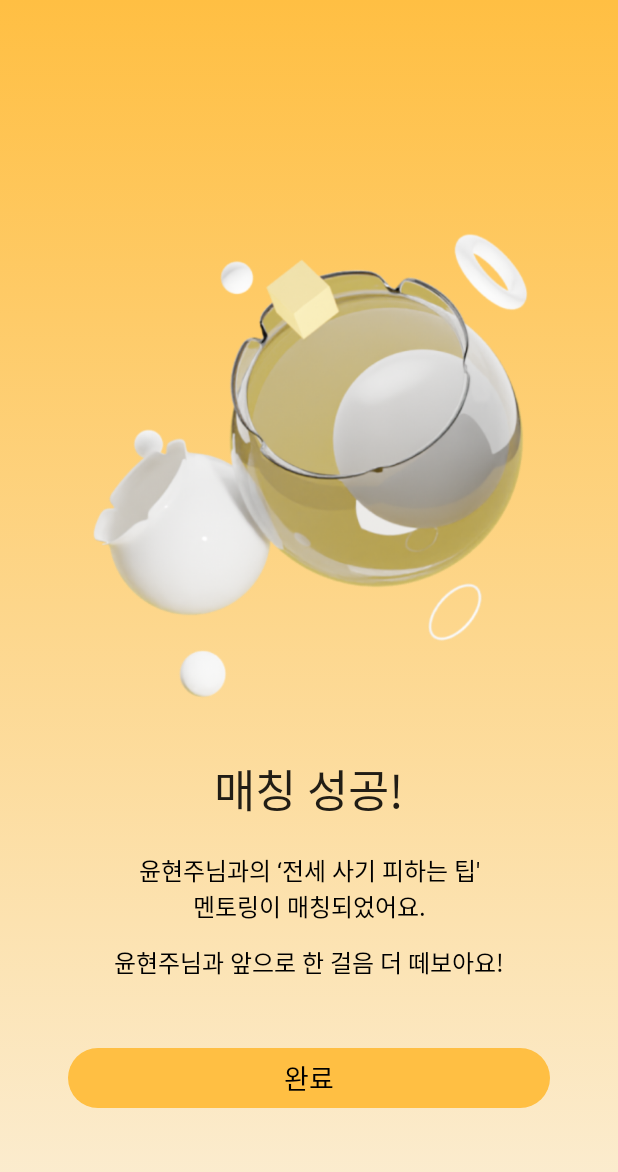
After one commit to 1jeongg/Juda-Kotlin, an Android app built with Jetpack Compose: the SuccessMatchScreen screen opened through its navigation route, on a phone screen of 412 x 824 dp. The commit adds this screen. Shown: the top 1172 px of the screen. Run offline under Robolectric (Android 15) with nearby library versions, the phone set to English and light mode, and no system bars; our stand-ins replace Dagger/Hilt's generated code, Firebase (no records; nobody signed in at launch, a user with empty details on screens opened directly); libraries missing offline, so code that uses them is left out: com.kakao.sdk; Roboto replaces fonts that are not available here.

Commit message:
design: make breakingEgg screen

```diff
--- a/app/src/main/java/com/example/juda_kotlin/app/presentation/navigation/NavGraph.kt
+++ b/app/src/main/java/com/example/juda_kotlin/app/presentation/navigation/NavGraph.kt
@@ -26,4 +26,5 @@ fun NavGraphBuilder.judaGraph(
     }
     composable(route = Screen.MenteeScreen.route) { MenteeScreen(navController) }
     composable(route = Screen.PostScreen.route) { PostScreen(navController)}
+    composable(route = Screen.SuccessMatchScreen.route) { SuccessMatchScreen(navController) }
 }
--- a/app/src/main/java/com/example/juda_kotlin/app/presentation/navigation/Screen.kt
+++ b/app/src/main/java/com/example/juda_kotlin/app/presentation/navigation/Screen.kt
@@ -9,4 +9,6 @@ sealed class Screen(val route: String) {
     object SmallCategoryScreen: Screen("small_category_screen")
     object MenteeScreen: Screen("mentee_screen")
     object PostScreen: Screen("post_screen")
+    object SuccessMatchScreen: Screen("success_match_screen")
+
 }
--- /dev/null
+++ b/app/src/main/java/com/example/juda_kotlin/app/presentation/view/SuccessMatchScreen.kt
@@ -0,0 +1,88 @@
+package com.example.juda_kotlin.app.presentation.view
+
+import androidx.compose.foundation.Image
+import androidx.compose.foundation.background
+import androidx.compose.foundation.clickable
+import androidx.compose.foundation.layout.*
+import androidx.compose.foundation.shape.RoundedCornerShape
+import androidx.compose.material.Text
+import androidx.compose.runtime.Composable
+import androidx.compose.ui.Alignment
+import androidx.compose.ui.Modifier
+import androidx.compose.ui.draw.clip
+import androidx.compose.ui.graphics.Brush
+import androidx.compose.ui.graphics.Color
+import androidx.compose.ui.res.painterResource
+import androidx.compose.ui.text.font.FontWeight
+import androidx.compose.ui.text.style.TextAlign
+import androidx.compose.ui.unit.dp
+import androidx.compose.ui.unit.sp
+import androidx.navigation.NavController
+import com.example.juda_kotlin.R
+import com.example.juda_kotlin.app.presentation.navigation.Screen
+import com.example.juda_kotlin.ui.theme.TextStyles
+import com.example.juda_kotlin.ui.theme.main_yellow
+
+@Composable
+fun SuccessMatchScreen(
+    navController: NavController
+){
+    Box(
+        modifier = Modifier.background(brush = Brush.verticalGradient(colors = listOf(main_yellow, Color(0xFFFBEED5)))).fillMaxSize()
+    ){
+        Image(
+            painter = painterResource(id = R.drawable.break_egg),
+            contentDescription = "break eggs" ,
+            modifier = Modifier.fillMaxSize().padding(bottom = 80.dp)
+        )
+        Column(
+            modifier = Modifier.align(Alignment.BottomCenter).padding(bottom = 40.dp),
+            horizontalAlignment = Alignment.CenterHorizontally
+        ){
+            Text(
+                text = "매칭 성공!",
+                fontSize = 30.sp,
+                fontWeight = FontWeight.SemiBold,
+                modifier = Modifier.fillMaxWidth(),
+                textAlign = TextAlign.Center
+            )
+            Text(
+                text = "윤현주님과의 ‘전세 사기 피하는 팁'\n멘토링이 매칭되었어요.",
+                style = TextStyles.textSmallTitle,
+                color = Color.Black,
+                modifier = Modifier.padding(top = 20.dp, bottom = 13.dp).fillMaxWidth(),
+                textAlign = TextAlign.Center
+            )
+            Text(
+                text = "윤현주님과 앞으로 한 걸음 더 떼보아요!",
+                style = TextStyles.textSmallTitle,
+                color = Color.Black,
+                modifier = Modifier.fillMaxWidth(),
+                textAlign = TextAlign.Center
+            )
+            Box(
+                modifier = Modifier
+                    .fillMaxWidth()
+                    .padding(45.dp)
+                    .height(40.dp)
+                    .clip(RoundedCornerShape(24.dp))
+                    .clickable {
+                        navController.navigate(Screen.JudaMainScreen.route)
+                    }
+                    .background(main_yellow)
+            ){
+                Text(
+                    text = "완료",
+                    style = TextStyles.textSearch,
+                    modifier = Modifier
+                        .fillMaxWidth()
+                        .align(Alignment.Center),
+                    textAlign = TextAlign.Center,
+                    color = Color.Black
+                )
+            }
+        }
+
+    }
+
+}
```
Also changed, not shown: app/src/main/res/drawable-v24/break_egg.png (added).
